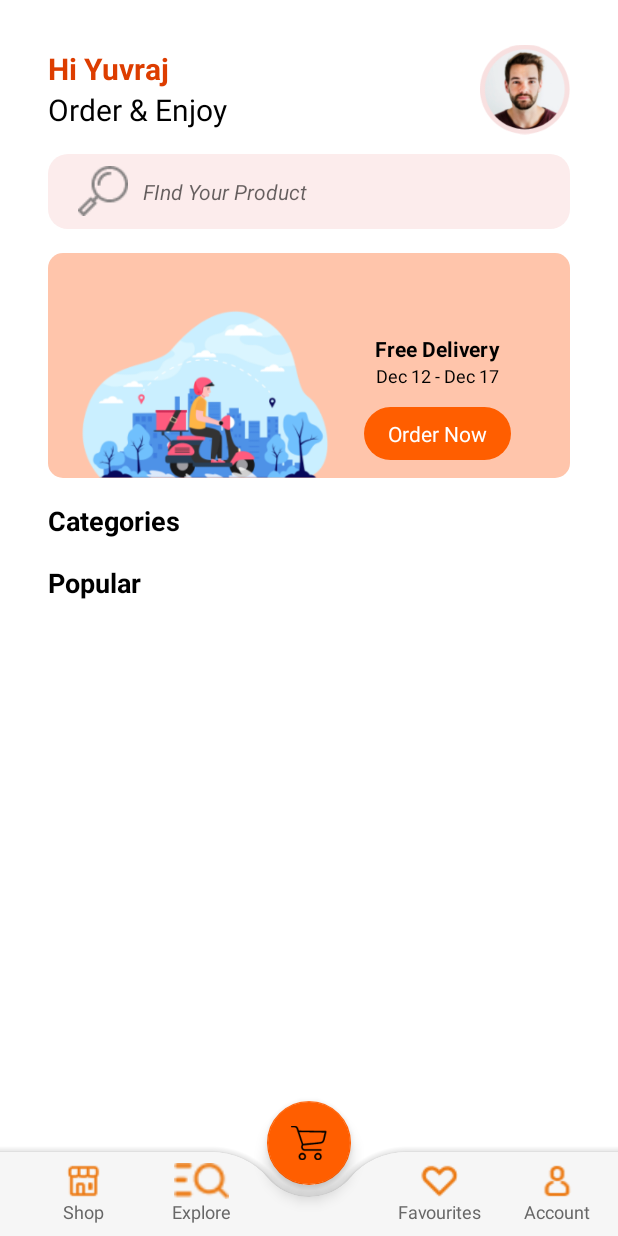
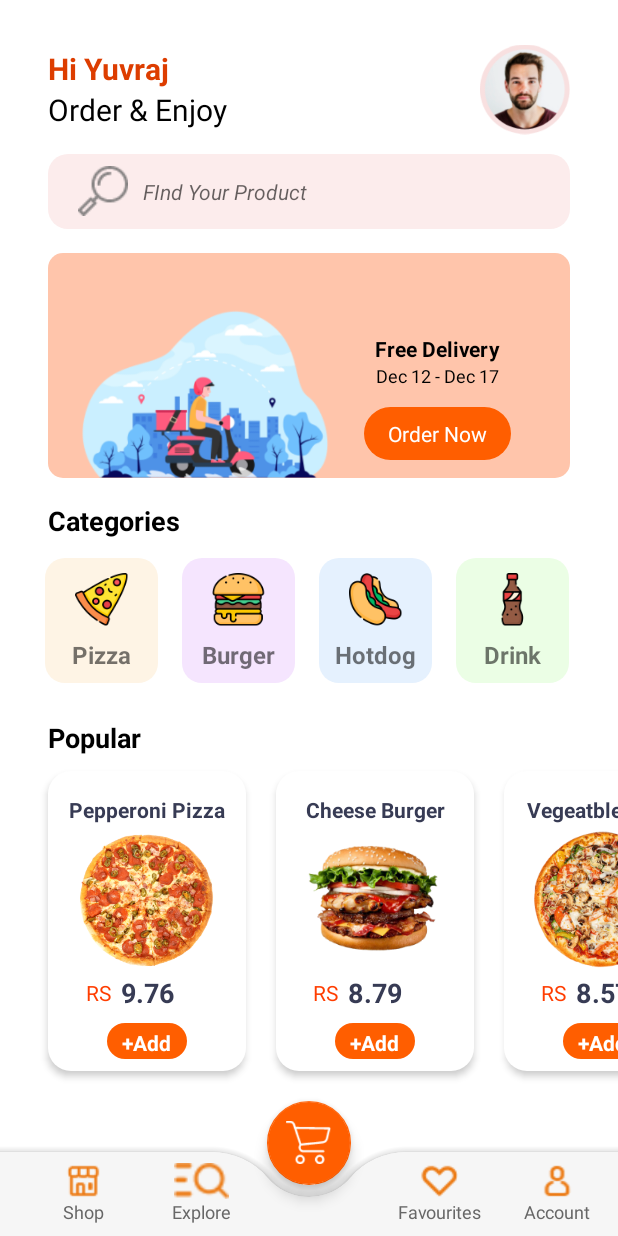
Before and after one commit to YUVRAJ06singh08deora/SHFFARMS, an Android app: the MainActivity screen opened directly, with no data from a screen before it, on a phone screen of 412 x 824 dp. Run offline under Robolectric (Android 15) with nearby library versions, the phone set to English and light mode, and no system bars.

Commit message:
Added Recycler View For Categories and Popular Items and finished Mainactivity UI

```diff
--- a/app/src/main/java/com/example/shffarms/Activity/MainActivity.java
+++ b/app/src/main/java/com/example/shffarms/Activity/MainActivity.java
@@ -6,14 +6,17 @@
 
 import android.os.Bundle;
 
+import com.example.shffarms.Adaptor.CategoryAdaptor;
+import com.example.shffarms.Adaptor.PopularAdaptor;
 import com.example.shffarms.Domain.CategoryDomain;
+import com.example.shffarms.Domain.FoodDomain;
 import com.example.shffarms.R;
 
 import java.util.ArrayList;
 
 public class MainActivity extends AppCompatActivity {
-private RecyclerView.Adapter adapter;
-private RecyclerView recyclerViewCategoryList;
+private RecyclerView.Adapter adapter,adapter2;
+private RecyclerView recyclerViewCategoryList,recyclerViewPopularList;
     @Override
     protected void onCreate(Bundle savedInstanceState) {
         super.onCreate(savedInstanceState);
@@ -21,6 +24,7 @@
 
 
         recyclerViewCategory();
+        recycyclerViewPopular();
     }
 
     private void recyclerViewCategory() {
@@ -34,5 +38,20 @@
         category.add(new CategoryDomain("Hotdog","cat_3"));
         category.add(new CategoryDomain("Drink","cat_4"));
         category.add(new CategoryDomain("Donut","cat_5"));
+
+        adapter=new CategoryAdaptor(category);
+        recyclerViewCategoryList.setAdapter(adapter);
+    }
+    private void recycyclerViewPopular(){
+        LinearLayoutManager linearLayoutManager=new LinearLayoutManager(this,LinearLayoutManager.HORIZONTAL,false);
+        recyclerViewPopularList=findViewById(R.id.recyclerView2);
+        recyclerViewPopularList.setLayoutManager(linearLayoutManager);
+        ArrayList<FoodDomain> foodList=new ArrayList<>();
+        foodList.add(new FoodDomain("Pepperoni Pizza","pop_1","Slices Pepperoni , mozerella cheese,fresh oregano,ground black pepper,pizza sauce",9.76));
+        foodList.add(new FoodDomain("Cheese Burger","pop_2","beef,gouda cheese,Special Sauce,Lettuce,tomato",8.79));
+        foodList.add(new FoodDomain("Vegeatble Pizza","pop_3","olive oil,Vegetable oil,pitted Kalamata,cherry tomatoes,fresh oregano,basil",8.57));
+
+        adapter2=new PopularAdaptor(foodList);
+        recyclerViewPopularList.setAdapter(adapter2);
     }
 }
--- a/app/src/main/java/com/example/shffarms/Adaptor/CategoryAdaptor.java
+++ b/app/src/main/java/com/example/shffarms/Adaptor/CategoryAdaptor.java
@@ -1,6 +1,87 @@
 package com.example.shffarms.Adaptor;
 
+import android.view.LayoutInflater;
+import android.view.View;
+import android.view.ViewGroup;
+import android.widget.ImageView;
+import android.widget.TextView;
+
+import androidx.annotation.NonNull;
+import androidx.constraintlayout.widget.ConstraintLayout;
+import androidx.core.content.ContextCompat;
 import androidx.recyclerview.widget.RecyclerView;
 
+import com.bumptech.glide.Glide;
+import com.example.shffarms.Domain.CategoryDomain;
+import com.example.shffarms.R;
+
+import java.util.ArrayList;
+
 public class CategoryAdaptor extends RecyclerView.Adapter<CategoryAdaptor.ViewHolder> {
+ArrayList<CategoryDomain>categoryDomains;
+
+    public CategoryAdaptor(ArrayList<CategoryDomain> categoryDomains) {
+        this.categoryDomains = categoryDomains;
+    }
+
+    @Override
+    public ViewHolder onCreateViewHolder(@NonNull ViewGroup parent, int viewType) {
+        View inflate= LayoutInflater.from(parent.getContext()).inflate(R.layout.viewholder_category,parent,false);
+        return new ViewHolder(inflate);
+    }
+
+    @Override
+    public void onBindViewHolder(@NonNull ViewHolder holder, int position) {
+    holder.categoryName.setText(categoryDomains.get(position).getTitle());
+    String picUrl="";
+    switch (position){
+        case 0:{
+            picUrl="cat_1";
+            holder.mainLayout.setBackground(ContextCompat.getDrawable(holder.itemView.getContext(),R.drawable.cat_background1));
+            break;
+        }
+        case 1:{
+            picUrl="cat_2";
+            holder.mainLayout.setBackground(ContextCompat.getDrawable(holder.itemView.getContext(),R.drawable.cat_background2));
+            break;
+        }
+        case 2:{
+            picUrl="cat_3";
+            holder.mainLayout.setBackground(ContextCompat.getDrawable(holder.itemView.getContext(),R.drawable.cat_background3));
+            break;
+        }
+        case 3:{
+            picUrl="cat_4";
+            holder.mainLayout.setBackground(ContextCompat.getDrawable(holder.itemView.getContext(),R.drawable.cat_background4));
+            break;
+        }
+        case 4:{
+            picUrl="cat_5";
+            holder.mainLayout.setBackground(ContextCompat.getDrawable(holder.itemView.getContext(),R.drawable.cat_background5));
+            break;
+        }
+    }
+    int drawableResourceId=holder.itemView.getContext().getResources().getIdentifier(picUrl,"drawable",holder.itemView.getContext().getPackageName());
+        Glide.with(holder.itemView.getContext())
+                .load(drawableResourceId)
+                .into(holder.categoryPic);
+    }
+
+    @Override
+    public int getItemCount() {
+        return categoryDomains.size();
+    }
+
+    public class ViewHolder extends RecyclerView.ViewHolder{
+     TextView categoryName;
+     ImageView categoryPic;
+     ConstraintLayout mainLayout;
+
+        public ViewHolder(@NonNull View itemView) {
+            super(itemView);
+            categoryName=itemView.findViewById(R.id.categoryName);
+            categoryPic=itemView.findViewById(R.id.categoryPic);
+            mainLayout=itemView.findViewById(R.id.mainLayout);
+        }
+    }
 }
--- /dev/null
+++ b/app/src/main/java/com/example/shffarms/Adaptor/PopularAdaptor.java
@@ -0,0 +1,61 @@
+package com.example.shffarms.Adaptor;
+
+import android.view.LayoutInflater;
+import android.view.View;
+import android.view.ViewGroup;
+import android.widget.ImageView;
+import android.widget.TextView;
+
+import androidx.annotation.NonNull;
+import androidx.recyclerview.widget.RecyclerView;
+
+import com.bumptech.glide.Glide;
+import com.example.shffarms.Domain.FoodDomain;
+import com.example.shffarms.R;
+
+import java.util.ArrayList;
+
+public class PopularAdaptor extends RecyclerView.Adapter<PopularAdaptor.ViewHolder> {
+ArrayList<FoodDomain> popularFood;
+
+    public PopularAdaptor(ArrayList<FoodDomain> popularFood) {
+        this.popularFood = popularFood;
+    }
+
+    @Override
+    public ViewHolder onCreateViewHolder(@NonNull ViewGroup parent, int viewType) {
+        View inflate= LayoutInflater.from(parent.getContext()).inflate(R.layout.viewholder_popular,parent,false);
+        return new ViewHolder(inflate);
+    }
+
+    @Override
+    public void onBindViewHolder(@NonNull ViewHolder holder, int position) {
+    holder.title.setText(popularFood.get(position).getTitle());
+    holder.fee.setText(String.valueOf(popularFood.get(position).getFee()));
+
+
+    int drawableResourceId=holder.itemView.getContext().getResources().getIdentifier(popularFood.get(position).getPic(),"drawable",holder.itemView.getContext().getPackageName());
+        Glide.with(holder.itemView.getContext())
+                .load(drawableResourceId)
+                .into(holder.pic);
+    }
+
+    @Override
+    public int getItemCount() {
+        return popularFood.size();
+    }
+
+    public class ViewHolder extends RecyclerView.ViewHolder{
+     TextView title,fee;
+     ImageView pic;
+     TextView addBtn;
+
+        public ViewHolder(@NonNull View itemView) {
+            super(itemView);
+        title=itemView.findViewById(R.id.title);
+        fee=itemView.findViewById(R.id.fee);
+        pic=itemView.findViewById(R.id.pic);
+        addBtn=itemView.findViewById(R.id.addBtn);
+        }
+    }
+}
--- /dev/null
+++ b/app/src/main/java/com/example/shffarms/Domain/FoodDomain.java
@@ -0,0 +1,64 @@
+package com.example.shffarms.Domain;
+
+public class FoodDomain {
+    private String title;
+    private String pic;
+    private String description;
+    private Double fee;
+    private int numberInCart;
+
+    public FoodDomain(String title, String pic, String description, Double fee) {
+        this.title = title;
+        this.pic = pic;
+        this.description = description;
+        this.fee = fee;
+    }
+
+    public FoodDomain(String title, String pic, String description, Double fee, int numberInCart) {
+        this.title = title;
+        this.pic = pic;
+        this.description = description;
+        this.fee = fee;
+        this.numberInCart = numberInCart;
+    }
+
+    public String getTitle() {
+        return title;
+    }
+
+    public void setTitle(String title) {
+        this.title = title;
+    }
+
+    public String getPic() {
+        return pic;
+    }
+
+    public void setPic(String pic) {
+        this.pic = pic;
+    }
+
+    public String getDescription() {
+        return description;
+    }
+
+    public void setDescription(String description) {
+        this.description = description;
+    }
+
+    public Double getFee() {
+        return fee;
+    }
+
+    public void setFee(Double fee) {
+        this.fee = fee;
+    }
+
+    public int getNumberInCart() {
+        return numberInCart;
+    }
+
+    public void setNumberInCart(int numberInCart) {
+        this.numberInCart = numberInCart;
+    }
+}
--- /dev/null
+++ b/app/src/main/res/drawable/cart_background.xml
@@ -0,0 +1,9 @@
+<?xml version="1.0" encoding="utf-8"?>
+<selector xmlns:android="http://schemas.android.com/apk/res/android">
+<item>
+    <shape android:shape="rectangle">
+        <corners android:radius="15dp"/>
+        <solid android:color="#ffffff"/>
+    </shape>
+</item>
+</selector>
--- /dev/null
+++ b/app/src/main/res/drawable/cat_background1.xml
@@ -0,0 +1,10 @@
+<?xml version="1.0" encoding="utf-8"?>
+<selector xmlns:android="http://schemas.android.com/apk/res/android">
+<item>
+    <shape android:shape="rectangle">
+        <solid android:color="#fef4e5"/>
+        <corners android:radius="13dp"/>
+    </shape>
+
+</item>
+</selector>
--- /dev/null
+++ b/app/src/main/res/drawable/cat_background2.xml
@@ -0,0 +1,10 @@
+<?xml version="1.0" encoding="utf-8"?>
+<selector xmlns:android="http://schemas.android.com/apk/res/android">
+<item>
+    <shape android:shape="rectangle">
+        <solid android:color="#F5E5FE"/>
+        <corners android:radius="13dp"/>
+    </shape>
+
+</item>
+</selector>
--- /dev/null
+++ b/app/src/main/res/drawable/cat_background3.xml
@@ -0,0 +1,10 @@
+<?xml version="1.0" encoding="utf-8"?>
+<selector xmlns:android="http://schemas.android.com/apk/res/android">
+<item>
+    <shape android:shape="rectangle">
+        <solid android:color="#E5F1FE"/>
+        <corners android:radius="13dp"/>
+    </shape>
+
+</item>
+</selector>
--- /dev/null
+++ b/app/src/main/res/drawable/cat_background4.xml
@@ -0,0 +1,10 @@
+<?xml version="1.0" encoding="utf-8"?>
+<selector xmlns:android="http://schemas.android.com/apk/res/android">
+<item>
+    <shape android:shape="rectangle">
+        <solid android:color="#EBFEE5"/>
+        <corners android:radius="13dp"/>
+    </shape>
+
+</item>
+</selector>
--- /dev/null
+++ b/app/src/main/res/drawable/cat_background5.xml
@@ -0,0 +1,10 @@
+<?xml version="1.0" encoding="utf-8"?>
+<selector xmlns:android="http://schemas.android.com/apk/res/android">
+<item>
+    <shape android:shape="rectangle">
+        <solid android:color="#F9E4E4"/>
+        <corners android:radius="13dp"/>
+    </shape>
+
+</item>
+</selector>
--- /dev/null
+++ b/app/src/main/res/drawable/viewholder_popular.xml
@@ -0,0 +1,4 @@
+<?xml version="1.0" encoding="utf-8"?>
+<selector xmlns:android="http://schemas.android.com/apk/res/android">
+
+</selector>
--- a/app/src/main/res/layout/activity_main.xml
+++ b/app/src/main/res/layout/activity_main.xml
@@ -10,7 +10,6 @@
         android:id="@+id/scrollview"
         android:layout_width="match_parent"
         android:layout_height="0dp"
-        android:layout_marginBottom="50dp"
         app:layout_constraintBottom_toBottomOf="parent"
         app:layout_constraintEnd_toEndOf="parent"
         app:layout_constraintStart_toStartOf="parent"
@@ -20,7 +19,8 @@
         <LinearLayout
             android:layout_width="match_parent"
             android:layout_height="wrap_content"
-            android:orientation="vertical">
+            android:orientation="vertical"
+            android:paddingBottom="90dp">
 
             <androidx.constraintlayout.widget.ConstraintLayout
                 android:layout_width="match_parent"
@@ -169,6 +169,8 @@
                     android:id="@+id/recyclerView"
                     android:layout_width="match_parent"
                     android:layout_height="match_parent"
+                    android:paddingLeft="22dp"
+                    android:paddingRight="22dp"
                     app:layout_constraintBottom_toBottomOf="parent"
                     app:layout_constraintEnd_toEndOf="parent"
                     app:layout_constraintHorizontal_bias="0.0"
@@ -190,8 +192,12 @@
                     app:layout_constraintTop_toBottomOf="@+id/recyclerView" />
 
                 <androidx.recyclerview.widget.RecyclerView
+                    android:id="@+id/recyclerView2"
                     android:layout_width="match_parent"
                     android:layout_height="match_parent"
+                    android:clipToPadding="false"
+                    android:paddingStart="22dp"
+                    android:paddingEnd="22dp"
                     app:layout_constraintEnd_toEndOf="parent"
                     app:layout_constraintStart_toStartOf="parent"
                     app:layout_constraintTop_toBottomOf="@+id/textView4" />
@@ -352,7 +358,9 @@
             android:elevation="3dp"
             android:src="@drawable/shopping_cart"
             app:backgroundTint="#ff5e00"
-            app:layout_anchor="@id/app_bar">
+            app:layout_anchor="@id/app_bar"
+            app:maxImageSize="30dp"
+            app:tint="#ffffff">
 
         </com.google.android.material.floatingactionbutton.FloatingActionButton>
     </androidx.coordinatorlayout.widget.CoordinatorLayout>
--- /dev/null
+++ b/app/src/main/res/layout/viewholder_category.xml
@@ -0,0 +1,36 @@
+<?xml version="1.0" encoding="utf-8"?>
+<androidx.constraintlayout.widget.ConstraintLayout xmlns:android="http://schemas.android.com/apk/res/android"
+    xmlns:app="http://schemas.android.com/apk/res-auto"
+    android:id="@+id/mainLayout"
+    android:layout_width="75dp"
+    android:layout_height="wrap_content"
+    android:layout_margin="8dp"
+    android:background="@drawable/cat_background1">
+
+    <ImageView
+        android:id="@+id/categoryPic"
+        android:layout_width="35dp"
+        android:layout_height="35dp"
+        android:layout_marginStart="10dp"
+        android:layout_marginTop="10dp"
+        android:layout_marginEnd="10dp"
+        android:layout_marginBottom="8dp"
+        app:layout_constraintBottom_toBottomOf="parent"
+        app:layout_constraintEnd_toEndOf="parent"
+        app:layout_constraintStart_toStartOf="parent"
+        app:layout_constraintTop_toTopOf="parent"
+        app:layout_constraintVertical_bias="0.0"
+        app:srcCompat="@drawable/cat_1" />
+
+    <TextView
+        android:id="@+id/categoryName"
+        android:layout_width="wrap_content"
+        android:layout_height="30dp"
+        android:layout_marginTop="8dp"
+        android:text="title"
+        android:textSize="16sp"
+        android:textStyle="bold"
+        app:layout_constraintEnd_toEndOf="@+id/categoryPic"
+        app:layout_constraintStart_toStartOf="@+id/categoryPic"
+        app:layout_constraintTop_toBottomOf="@+id/categoryPic" />
+</androidx.constraintlayout.widget.ConstraintLayout>
--- /dev/null
+++ b/app/src/main/res/layout/viewholder_popular.xml
@@ -0,0 +1,81 @@
+<?xml version="1.0" encoding="utf-8"?>
+<androidx.constraintlayout.widget.ConstraintLayout xmlns:android="http://schemas.android.com/apk/res/android"
+    xmlns:app="http://schemas.android.com/apk/res-auto"
+    xmlns:tools="http://schemas.android.com/tools"
+    android:layout_width="wrap_content"
+    android:layout_height="wrap_content"
+    android:layout_margin="10dp"
+    android:background="@drawable/cart_background"
+    android:elevation="3dp">
+
+    <TextView
+        android:id="@+id/title"
+        android:layout_width="wrap_content"
+        android:layout_height="wrap_content"
+        android:layout_marginStart="4dp"
+        android:layout_marginTop="16dp"
+        android:layout_marginEnd="4dp"
+        android:text="title"
+        android:textColor="#373b54"
+        android:textSize="14sp"
+        android:textStyle="bold"
+        app:layout_constraintEnd_toEndOf="parent"
+        app:layout_constraintStart_toStartOf="parent"
+        app:layout_constraintTop_toTopOf="parent" />
+
+    <ImageView
+        android:id="@+id/pic"
+        android:layout_width="100dp"
+        android:layout_height="100dp"
+        android:layout_marginStart="16dp"
+        android:layout_marginEnd="16dp"
+        app:layout_constraintEnd_toEndOf="parent"
+        app:layout_constraintStart_toStartOf="parent"
+        app:layout_constraintTop_toBottomOf="@+id/title"
+        app:srcCompat="@drawable/pop_1" />
+
+    <TextView
+        android:id="@+id/fee"
+        android:layout_width="wrap_content"
+        android:layout_height="wrap_content"
+        android:text="0.0"
+        android:textColor="#373b54"
+        android:textSize="18sp"
+        android:textStyle="bold"
+        app:layout_constraintEnd_toEndOf="@+id/pic"
+        app:layout_constraintStart_toStartOf="@+id/pic"
+        app:layout_constraintTop_toBottomOf="@+id/pic" />
+
+    <TextView
+        android:id="@+id/textView15"
+        android:layout_width="wrap_content"
+        android:layout_height="wrap_content"
+        android:layout_marginEnd="3dp"
+        android:text=" RS "
+        android:textColor="#FF3D00"
+        app:layout_constraintBottom_toBottomOf="@+id/fee"
+        app:layout_constraintEnd_toStartOf="@+id/fee"
+        app:layout_constraintTop_toBottomOf="@+id/pic" />
+
+    <TextView
+        android:id="@+id/addBtn"
+        android:layout_width="53dp"
+        android:layout_height="24dp"
+        android:layout_margin="8dp"
+        android:layout_marginStart="16dp"
+        android:layout_marginTop="8dp"
+        android:layout_marginEnd="16dp"
+        android:layout_marginBottom="8dp"
+        android:background="@drawable/orange_button"
+        android:paddingStart="10dp"
+        android:paddingTop="3dp"
+        android:paddingBottom="3dp"
+        android:text="+Add"
+        android:textColor="#ffffff"
+        android:textStyle="bold"
+        app:layout_constraintBottom_toBottomOf="parent"
+        app:layout_constraintEnd_toEndOf="@+id/pic"
+        app:layout_constraintStart_toStartOf="@+id/pic"
+        app:layout_constraintTop_toBottomOf="@+id/fee" />
+
+</androidx.constraintlayout.widget.ConstraintLayout>
```
